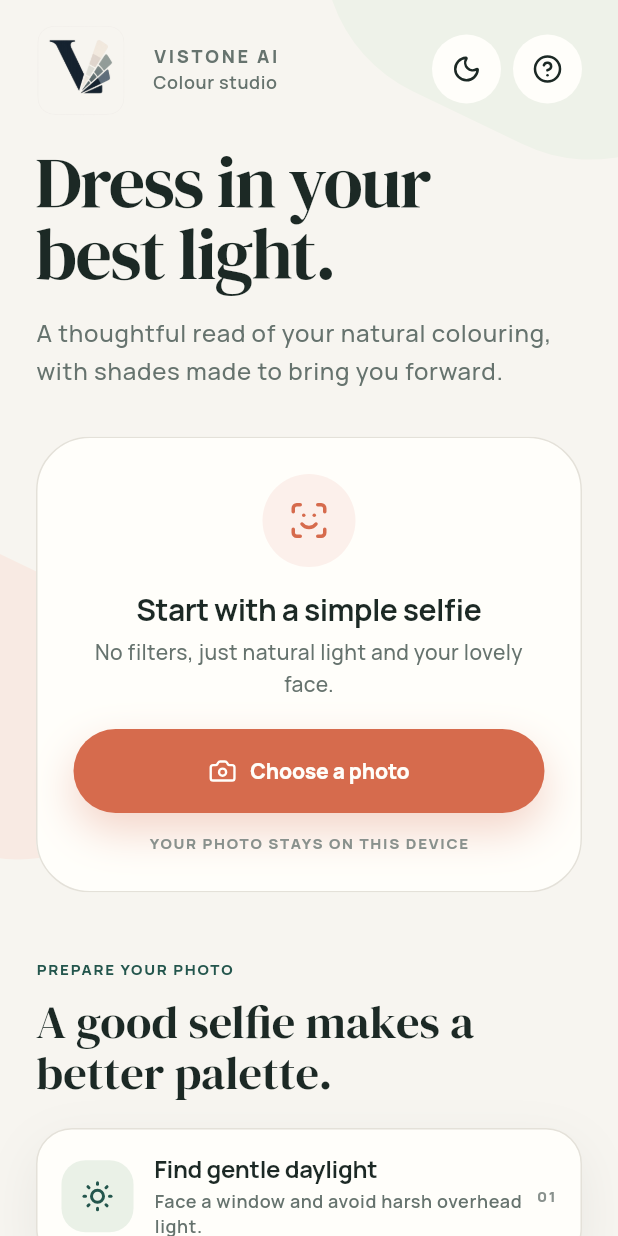
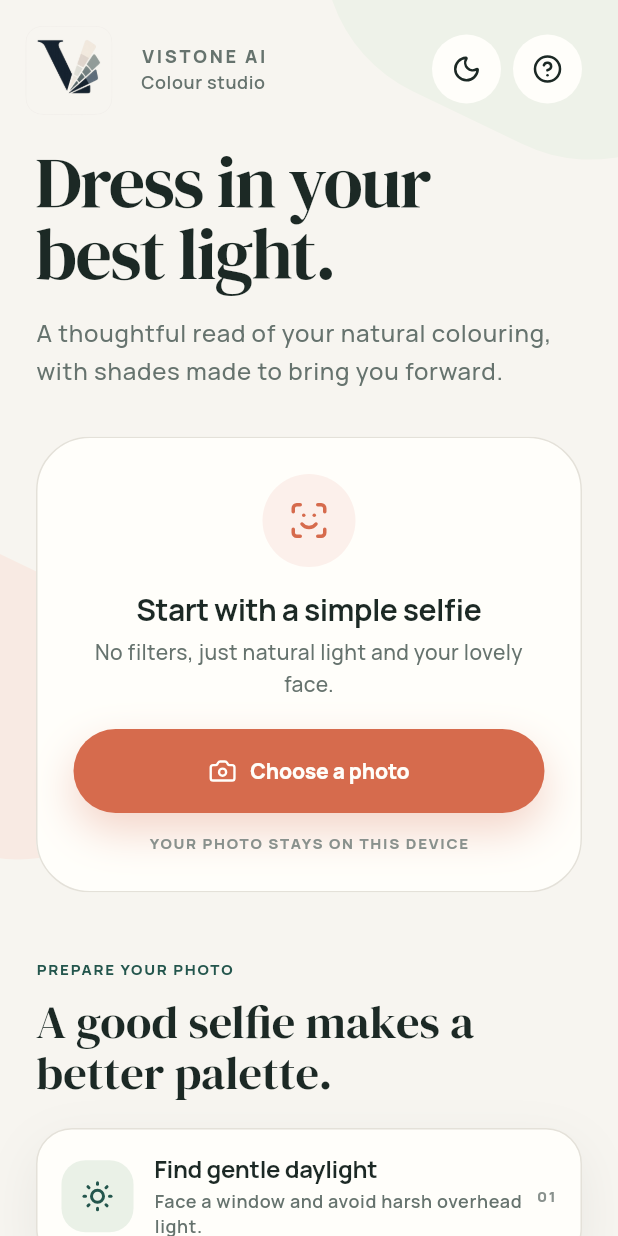
Before and after one commit to karanks6/vistone_flutter, a Flutter app: the screen it shows after launch, on a phone screen of 412 x 824 dp. Run offline on Flutter 3.47's test engine with Material 3 defaults, Android fonts, the phone set to English and light mode, and no system bars; drawn by our look-alikes of flutter_animate; our stand-ins replace flutter_riverpod, go_router, google_fonts, image_picker, lucide_icons, shared_preferences; missing offline and left inert: clipboard, google_mlkit_face_mesh_detection.

Commit message:
style: shift logo further left

```diff
--- a/lib/screens/home_screen.dart
+++ b/lib/screens/home_screen.dart
@@ -87,7 +87,7 @@
     return Row(
       children: [
         Transform.translate(
-          offset: const Offset(-16, 0),
+          offset: const Offset(-24, 0),
           child: Row(
             mainAxisSize: MainAxisSize.min,
             children: [
```
